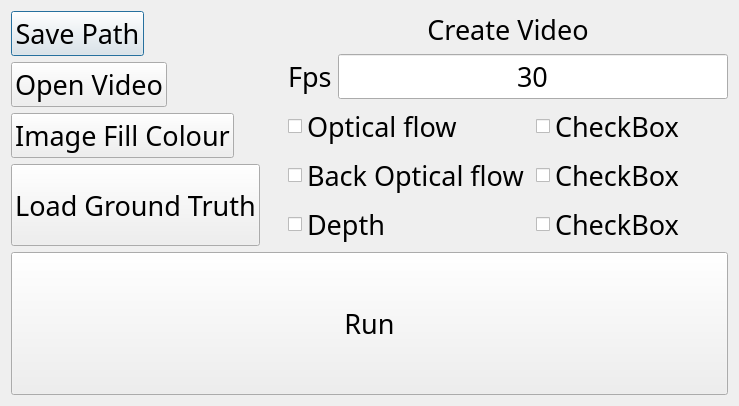
Qt form application/dialog2.ui (kevinhartyanyi/BSC-Thesis) before a commit.
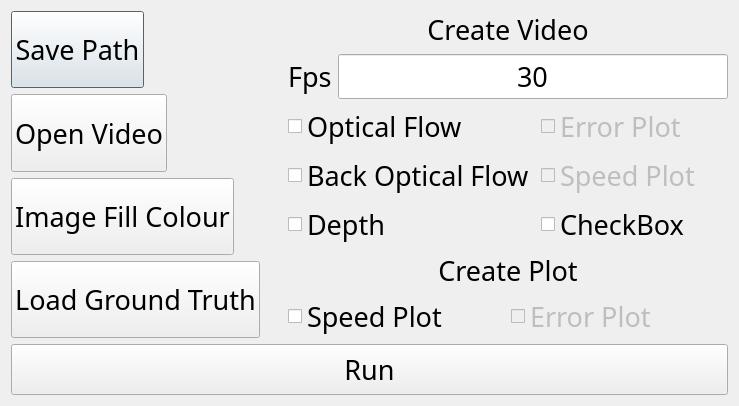
The same form after that commit.

Commit message: Added options to save plots

Diff of the .ui file:
```diff
--- a/application/dialog2.ui
+++ b/application/dialog2.ui
@@ -13,16 +13,14 @@
   <property name="windowTitle">
    <string>Dialog</string>
   </property>
-  <layout class="QVBoxLayout" name="verticalLayout_8">
+  <layout class="QVBoxLayout" name="verticalLayout_6">
    <item>
     <layout class="QVBoxLayout" name="layout_v">
      <item>
-      <layout class="QHBoxLayout" name="horizontalLayout_4">
+      <layout class="QHBoxLayout" name="horizontalLayout_7">
        <item>
         <layout class="QVBoxLayout" name="verticalLayout_5">
          <item>
-          <layout class="QVBoxLayout" name="verticalLayout_6">
-           <item>
             <layout class="QHBoxLayout" name="horizontalLayout_2">
              <item>
               <widget class="QPushButton" name="b_save">
@@ -142,8 +140,6 @@
              </item>
             </layout>
            </item>
-          </layout>
-         </item>
          <item>
           <layout class="QHBoxLayout" name="horizontalLayout_9">
            <item>
@@ -186,7 +182,9 @@
         </layout>
        </item>
        <item>
-        <layout class="QVBoxLayout" name="verticalLayout_2">
+        <layout class="QVBoxLayout" name="verticalLayout_8">
+         <item>
+          <layout class="QVBoxLayout" name="verticalLayout_7">
          <item>
           <layout class="QVBoxLayout" name="verticalLayout">
            <item>
@@ -249,7 +247,7 @@
          <item>
           <layout class="QHBoxLayout" name="horizontalLayout_6">
            <item>
-            <layout class="QVBoxLayout" name="verticalLayout_3">
+              <layout class="QVBoxLayout" name="verticalLayout_2">
              <item>
               <widget class="QCheckBox" name="c_of">
                <property name="font">
@@ -262,7 +260,7 @@
                 <string>Video of optical flow</string>
                </property>
                <property name="text">
-                <string>Optical flow</string>
+                  <string>Optical Flow</string>
                </property>
               </widget>
              </item>
@@ -278,7 +276,7 @@
                 <string>Video of backward optical flow</string>
                </property>
                <property name="text">
-                <string>Back Optical flow</string>
+                  <string>Back Optical Flow</string>
                </property>
               </widget>
              </item>
@@ -303,7 +301,10 @@
            <item>
             <layout class="QVBoxLayout" name="verticalLayout_4">
              <item>
-              <widget class="QCheckBox" name="checkBox_6">
+                <widget class="QCheckBox" name="c_error_plot_video">
+                 <property name="enabled">
+                  <bool>false</bool>
+                 </property>
                <property name="font">
                 <font>
                  <family>GE Inspira</family>
@@ -311,12 +312,15 @@
                 </font>
                </property>
                <property name="text">
-                <string>CheckBox</string>
+                  <string>Error Plot</string>
                </property>
               </widget>
              </item>
              <item>
-              <widget class="QCheckBox" name="checkBox_5">
+                <widget class="QCheckBox" name="c_speed_plot_video">
+                 <property name="enabled">
+                  <bool>false</bool>
+                 </property>
                <property name="font">
                 <font>
                  <family>GE Inspira</family>
@@ -324,7 +328,7 @@
                 </font>
                </property>
                <property name="text">
-                <string>CheckBox</string>
+                  <string>Speed Plot</string>
                </property>
               </widget>
              </item>
@@ -338,6 +342,64 @@
                </property>
                <property name="text">
                 <string>CheckBox</string>
+                 </property>
+                </widget>
+               </item>
+              </layout>
+             </item>
+            </layout>
+           </item>
+          </layout>
+         </item>
+         <item>
+          <layout class="QVBoxLayout" name="verticalLayout_3">
+           <item>
+            <widget class="QLabel" name="label_3">
+             <property name="font">
+              <font>
+               <family>GE Inspira</family>
+               <pointsize>20</pointsize>
+              </font>
+             </property>
+             <property name="toolTip">
+              <string>Select the plots you wish to create</string>
+             </property>
+             <property name="text">
+              <string>Create Plot</string>
+             </property>
+             <property name="alignment">
+              <set>Qt::AlignCenter</set>
+             </property>
+            </widget>
+           </item>
+           <item>
+            <layout class="QHBoxLayout" name="horizontalLayout_4">
+             <item>
+              <widget class="QCheckBox" name="c_speed_plot">
+               <property name="font">
+                <font>
+                 <family>GE Inspira</family>
+                 <pointsize>20</pointsize>
+                </font>
+               </property>
+               <property name="text">
+                <string>Speed Plot</string>
+               </property>
+              </widget>
+             </item>
+             <item>
+              <widget class="QCheckBox" name="c_error_plot">
+               <property name="enabled">
+                <bool>false</bool>
+               </property>
+               <property name="font">
+                <font>
+                 <family>GE Inspira</family>
+                 <pointsize>20</pointsize>
+                </font>
+               </property>
+               <property name="text">
+                <string>Error Plot</string>
                </property>
               </widget>
              </item>
```
Lines whose indentation alone changed are shown as unchanged. The commit also changes 7 other files.
